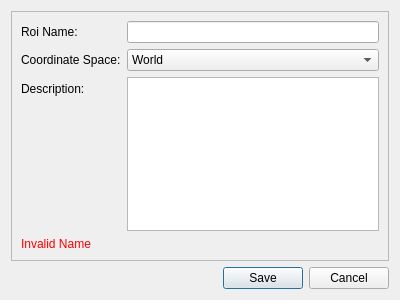
This is braviz/interaction/qt_guis/new_roi.ui in diego0020/braviz-app as Qt 5 draws it before an edit. The edited form follows.
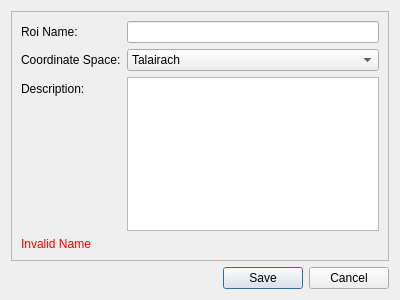
This is the edited form.

Commit message: default space in new roi is now talairach

```diff
--- a/braviz/interaction/qt_guis/new_roi.ui
+++ b/braviz/interaction/qt_guis/new_roi.ui
@@ -67,6 +67,9 @@
       </item>
       <item row="1" column="1">
        <widget class="QComboBox" name="roi_space">
+        <property name="currentIndex">
+         <number>1</number>
+        </property>
         <item>
          <property name="text">
           <string>World</string>
```
